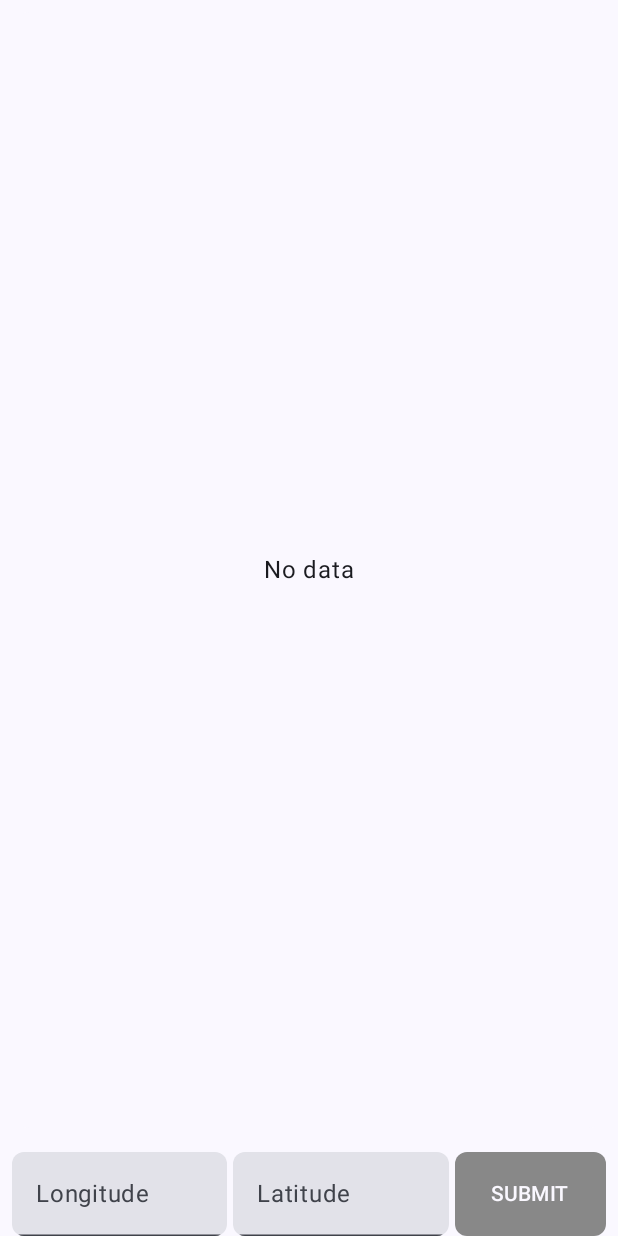
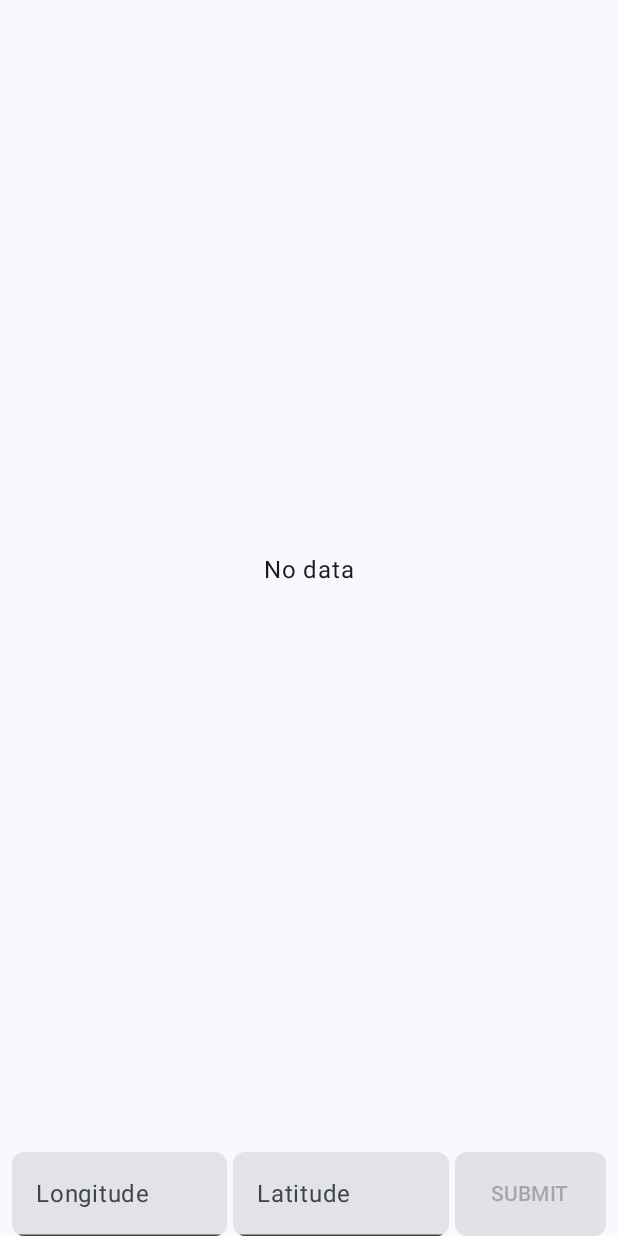
Before and after one commit to simonfridh/Android_WeatherApp, an Android app built with Jetpack Compose: the screen it shows after launch (MainActivity), on a phone screen of 412 x 824 dp. Run offline under Robolectric (Android 15) with nearby library versions, the phone set to English and light mode, and no system bars; our stand-ins replace Dagger/Hilt's generated code, Room's generated code.

Commit message:
Updated color on submit button and popup

```diff
--- a/app/src/main/java/com/example/weather/ui/components/LongitudeLatitudeBar.kt
+++ b/app/src/main/java/com/example/weather/ui/components/LongitudeLatitudeBar.kt
@@ -76,9 +76,10 @@ fun LongitudeLatitudeBar(
             Button(
                 modifier = Modifier.height(56.dp),
                 shape = RoundedCornerShape(8.dp),
+                enabled = latitude.toFloatOrNull() != null && longitude.toFloatOrNull() != null,
                 colors = ButtonDefaults.buttonColors(
-                    containerColor = if(latitude.toFloatOrNull() != null && longitude.toFloatOrNull() != null) MaterialTheme.colorScheme.surfaceDim else Color.Gray,
-                    contentColor = if(latitude.toFloatOrNull() != null && longitude.toFloatOrNull() != null) MaterialTheme.colorScheme.onSurface else MaterialTheme.colorScheme.surface
+                    containerColor =  MaterialTheme.colorScheme.primary,
+                    contentColor =  MaterialTheme.colorScheme.onPrimary
                 ),
                 onClick = {
                     if(latitude.toFloatOrNull() != null && longitude.toFloatOrNull() != null){
--- a/app/src/main/java/com/example/weather/ui/screens/HomeScreen.kt
+++ b/app/src/main/java/com/example/weather/ui/screens/HomeScreen.kt
@@ -1,6 +1,7 @@
 package com.example.weather.ui.screens
 
 import android.content.res.Configuration
+import androidx.compose.foundation.background
 import androidx.compose.foundation.layout.Box
 import androidx.compose.foundation.layout.Column
 import androidx.compose.foundation.layout.Row
@@ -14,6 +15,7 @@ import androidx.compose.material3.Card
 import androidx.compose.material3.CardDefaults
 import androidx.compose.material3.MaterialTheme
 import androidx.compose.material3.Scaffold
+import androidx.compose.material3.Snackbar
 import androidx.compose.material3.SnackbarHost
 import androidx.compose.material3.SnackbarHostState
 import androidx.compose.material3.Text
@@ -31,6 +33,7 @@ import com.example.weather.ui.components.CurrentWeatherBox
 import com.example.weather.ui.components.HourlyWeatherBox
 import com.example.weather.ui.components.LongitudeLatitudeBar
 import com.example.weather.ui.components.NoDataBox
+import com.example.weather.ui.components.PopupMessage
 import com.example.weather.ui.components.WeatherList
 import com.example.weather.ui.viewmodel.FakeVM
 import com.example.weather.ui.viewmodel.IWeatherViewModel
@@ -63,7 +66,10 @@ fun HomeScreen(
                     .padding(bottom = 56.dp),
                 contentAlignment = Alignment.BottomCenter
             ) {
-                SnackbarHost(snackBarHostState)
+                SnackbarHost(
+                    hostState = snackBarHostState,
+                    snackbar = { data -> PopupMessage(data) }
+                )
             }
         }
     ) { padding ->
```
Also changed, not shown: app/src/main/java/com/example/weather/ui/components/PopupMessage.kt (added, +32 -0 lines).
